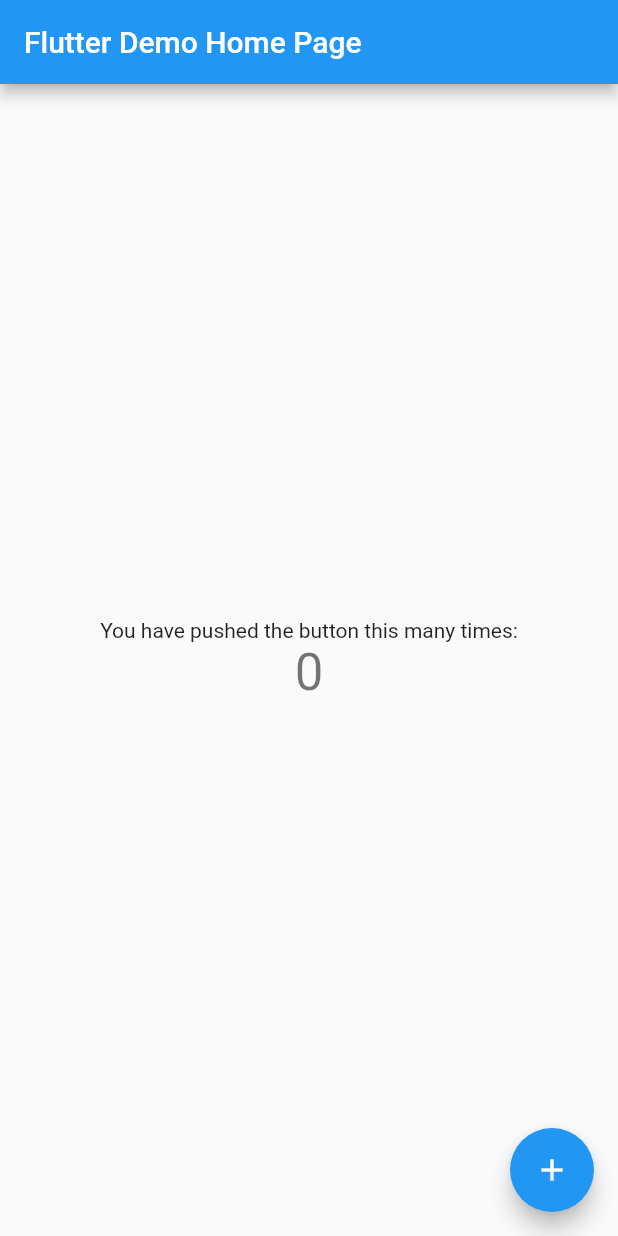
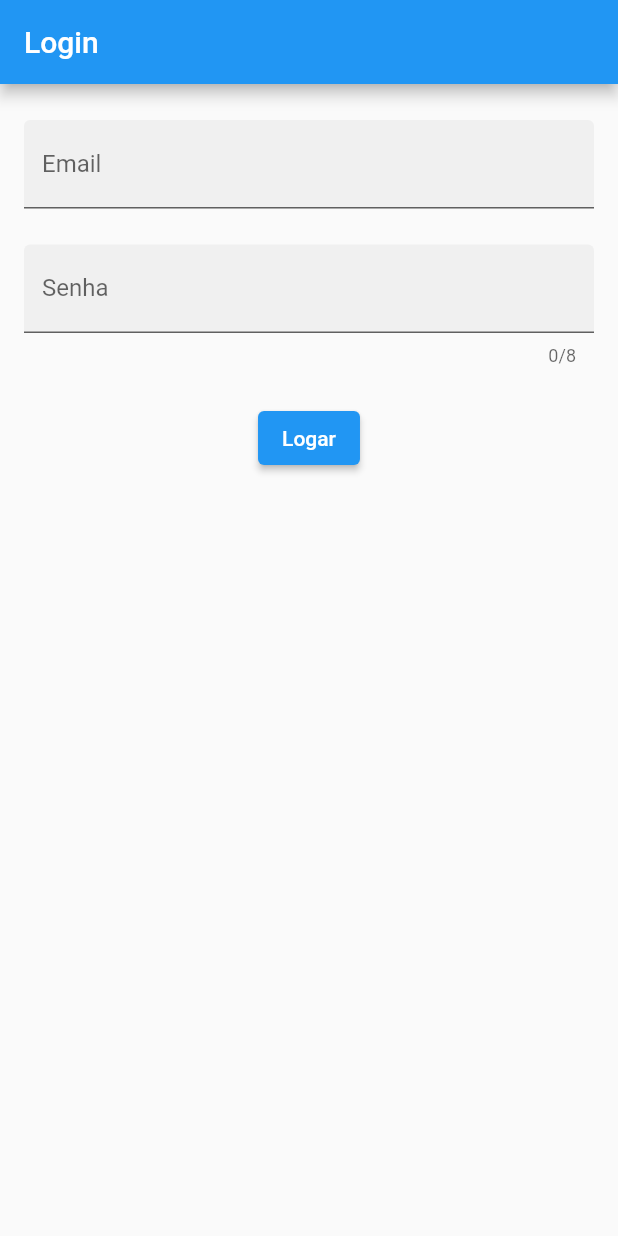
Before and after one commit to ErisonLopes/me_empresta_ai, a Flutter app: the screen it shows after launch, on a phone screen of 412 x 824 dp. Run offline on Flutter 3.47's test engine with Material 2 defaults, Android fonts, the phone set to English and light mode, and no system bars.

Commit message:
Create login screen

```diff
--- a/lib/main.dart
+++ b/lib/main.dart
@@ -1,4 +1,5 @@
 import 'package:flutter/material.dart';
+import 'package:me_empresta_ai/screens/login.dart';
 
 void main() {
   runApp(const MyApp());
@@ -13,103 +14,12 @@
     return MaterialApp(
       title: 'Flutter Demo',
       theme: ThemeData(
-        // This is the theme of your application.
-        //
-        // Try running your application with "flutter run". You'll see the
-        // application has a blue toolbar. Then, without quitting the app, try
-        // changing the primarySwatch below to Colors.green and then invoke
-        // "hot reload" (press "r" in the console where you ran "flutter run",
-        // or simply save your changes to "hot reload" in a Flutter IDE).
-        // Notice that the counter didn't reset back to zero; the application
-        // is not restarted.
         primarySwatch: Colors.blue,
       ),
-      home: const MyHomePage(title: 'Flutter Demo Home Page'),
+      initialRoute: '/',
+      routes: {
+        '/': (context) => const LoginWidget()
+      },
     );
   }
 }
-
-class MyHomePage extends StatefulWidget {
-  const MyHomePage({super.key, required this.title});
-
-  // This widget is the home page of your application. It is stateful, meaning
-  // that it has a State object (defined below) that contains fields that affect
-  // how it looks.
-
-  // This class is the configuration for the state. It holds the values (in this
-  // case the title) provided by the parent (in this case the App widget) and
-  // used by the build method of the State. Fields in a Widget subclass are
-  // always marked "final".
-
-  final String title;
-
-  @override
-  State<MyHomePage> createState() => _MyHomePageState();
-}
-
-class _MyHomePageState extends State<MyHomePage> {
-  int _counter = 0;
-
-  void _incrementCounter() {
-    setState(() {
-      // This call to setState tells the Flutter framework that something has
-      // changed in this State, which causes it to rerun the build method below
-      // so that the display can reflect the updated values. If we changed
-      // _counter without calling setState(), then the build method would not be
-      // called again, and so nothing would appear to happen.
-      _counter++;
-    });
-  }
-
-  @override
-  Widget build(BuildContext context) {
-    // This method is rerun every time setState is called, for instance as done
-    // by the _incrementCounter method above.
-    //
-    // The Flutter framework has been optimized to make rerunning build methods
-    // fast, so that you can just rebuild anything that needs updating rather
-    // than having to individually change instances of widgets.
-    return Scaffold(
-      appBar: AppBar(
-        // Here we take the value from the MyHomePage object that was created by
-        // the App.build method, and use it to set our appbar title.
-        title: Text(widget.title),
-      ),
-      body: Center(
-        // Center is a layout widget. It takes a single child and positions it
-        // in the middle of the parent.
-        child: Column(
-          // Column is also a layout widget. It takes a list of children and
-          // arranges them vertically. By default, it sizes itself to fit its
-          // children horizontally, and tries to be as tall as its parent.
-          //
-          // Invoke "debug painting" (press "p" in the console, choose the
-          // "Toggle Debug Paint" action from the Flutter Inspector in Android
-          // Studio, or the "Toggle Debug Paint" command in Visual Studio Code)
-          // to see the wireframe for each widget.
-          //
-          // Column has various properties to control how it sizes itself and
-          // how it positions its children. Here we use mainAxisAlignment to
-          // center the children vertically; the main axis here is the vertical
-          // axis because Columns are vertical (the cross axis would be
-          // horizontal).
-          mainAxisAlignment: MainAxisAlignment.center,
-          children: <Widget>[
-            const Text(
-              'You have pushed the button this many times:',
-            ),
-            Text(
-              '$_counter',
-              style: Theme.of(context).textTheme.headline4,
-            ),
-          ],
-        ),
-      ),
-      floatingActionButton: FloatingActionButton(
-        onPressed: _incrementCounter,
-        tooltip: 'Increment',
-        child: const Icon(Icons.add),
-      ), // This trailing comma makes auto-formatting nicer for build methods.
-    );
-  }
-}
--- /dev/null
+++ b/lib/models/loginData.dart
@@ -0,0 +1,4 @@
+class LoginData {
+  String? email = '';
+  String password = '';
+}
--- /dev/null
+++ b/lib/screens/login.dart
@@ -0,0 +1,190 @@
+import 'package:flutter/material.dart';
+import 'package:flutter/services.dart';
+import 'package:me_empresta_ai/models/LoginData.dart';
+
+
+class LoginWidget extends StatelessWidget {
+  const LoginWidget({Key? key}) : super(key: key);
+
+  @override
+  Widget build(BuildContext context) {
+    return Scaffold(
+      appBar: AppBar(
+        title: Text(
+          "Login",
+        ),
+       ),
+      body: const LoginFields()
+    );
+  }
+}
+
+class PasswordField extends StatefulWidget {
+  const PasswordField({
+    Key? key,
+    this.restorationId,
+    this.fieldKey,
+    this.hintText,
+    this.labelText,
+    this.helperText,
+    this.onSaved,
+    this.validator,
+    this.onFieldSubmitted,
+    this.focusNode,
+    this.textInputAction,
+  }) : super(key: key);
+
+  final String? restorationId;
+  final Key? fieldKey;
+  final String? hintText;
+  final String? labelText;
+  final String? helperText;
+  final FormFieldSetter<String>? onSaved;
+  final FormFieldValidator<String>? validator;
+  final ValueChanged<String>? onFieldSubmitted;
+  final FocusNode? focusNode;
+  final TextInputAction? textInputAction;
+
+  @override
+  State<PasswordField> createState() => _PasswordFieldState();
+}
+
+class _PasswordFieldState extends State<PasswordField> with RestorationMixin {
+  final RestorableBool _obscureText = RestorableBool(true);
+
+  @override
+  String? get restorationId => widget.restorationId;
+
+  @override
+  void restoreState(RestorationBucket? oldBucket, bool initialRestore) {
+    registerForRestoration(_obscureText, 'obscure_text');
+  }
+
+  @override
+  Widget build(BuildContext context) {
+    return TextFormField(
+      key: widget.fieldKey,
+      restorationId: 'password_text_field',
+      obscureText: _obscureText.value,
+      maxLength: 8,
+      onSaved: widget.onSaved,
+      validator: widget.validator,
+      onFieldSubmitted: widget.onFieldSubmitted,
+      decoration: InputDecoration(
+        filled: true,
+        hintText: widget.hintText,
+        labelText: widget.labelText,
+        helperText: widget.helperText
+      ),
+    );
+  }
+}
+
+class LoginFields extends StatefulWidget {
+  const LoginFields({Key? key}) : super(key: key);
+
+  @override
+  LoginFieldsState createState() => LoginFieldsState();
+}
+
+class LoginFieldsState extends State<LoginFields> with RestorationMixin {
+  LoginData person = LoginData();
+  late FocusNode _email, _password, _retypePassword, _lifeStory;
+
+  @override
+  String get restorationId => 'login';
+
+  @override
+  void initState() {
+    super.initState();
+
+    _email = FocusNode();
+    _password = FocusNode();
+  }
+
+  @override
+  void dispose() {
+    _email.dispose();
+    _password.dispose();
+
+    super.dispose();
+  }
+
+  void restoreState(RestorationBucket? oldBucket, bool initialRestore) {
+    registerForRestoration(_autoValidateModeIndex, 'autovalidate_mode');
+  }
+
+  final RestorableInt _autoValidateModeIndex =
+      RestorableInt(AutovalidateMode.disabled.index);
+
+  final GlobalKey<FormState> _formKey = GlobalKey<FormState>();
+  final GlobalKey<FormFieldState<String>> _passwordFieldKey =
+      GlobalKey<FormFieldState<String>>();
+
+  @override
+  Widget build(BuildContext context) {
+    const sizedBoxSpace = SizedBox(height: 24);
+
+    return Form(
+      key: _formKey,
+      autovalidateMode: AutovalidateMode.values[_autoValidateModeIndex.value],
+      child: Scrollbar(
+        child: SingleChildScrollView(
+          restorationId: 'text_field_demo_scroll_view',
+          padding: const EdgeInsets.symmetric(horizontal: 16),
+          child: Column(
+            children: [
+              sizedBoxSpace,
+              TextFormField(
+                restorationId: 'email_field',
+                textInputAction: TextInputAction.next,
+                focusNode: _email,
+                decoration: InputDecoration(
+                  filled: true,
+                  hintText: "Seu endereço de e-mail",
+                  labelText:"Email",
+                ),
+                keyboardType: TextInputType.emailAddress,
+                onSaved: (value) {
+                  person.email = value;
+                  _lifeStory.requestFocus();
+                },
+              ),
+              sizedBoxSpace,
+              PasswordField(
+                restorationId: 'password_field',
+                textInputAction: TextInputAction.next,
+                focusNode: _password,
+                fieldKey: _passwordFieldKey,
+                labelText: "Senha",
+                onFieldSubmitted: (value) {
+                  setState(() {
+                    person.password = value;
+                    _retypePassword.requestFocus();
+                  });
+                },
+              ),
+              sizedBoxSpace,
+              Center(
+                child: ElevatedButton(
+                  onPressed: _handleSubmitted,
+                  child: Text("Logar"),
+                ),
+              ),
+            ],
+          ),
+        ),
+      ),
+    );
+  }
+
+    void _handleSubmitted() {
+    final form = _formKey.currentState!;
+    if (!form.validate()) {
+      _autoValidateModeIndex.value =
+          AutovalidateMode.always.index;
+    } else {
+      form.save();
+    }
+  }
+}
```
